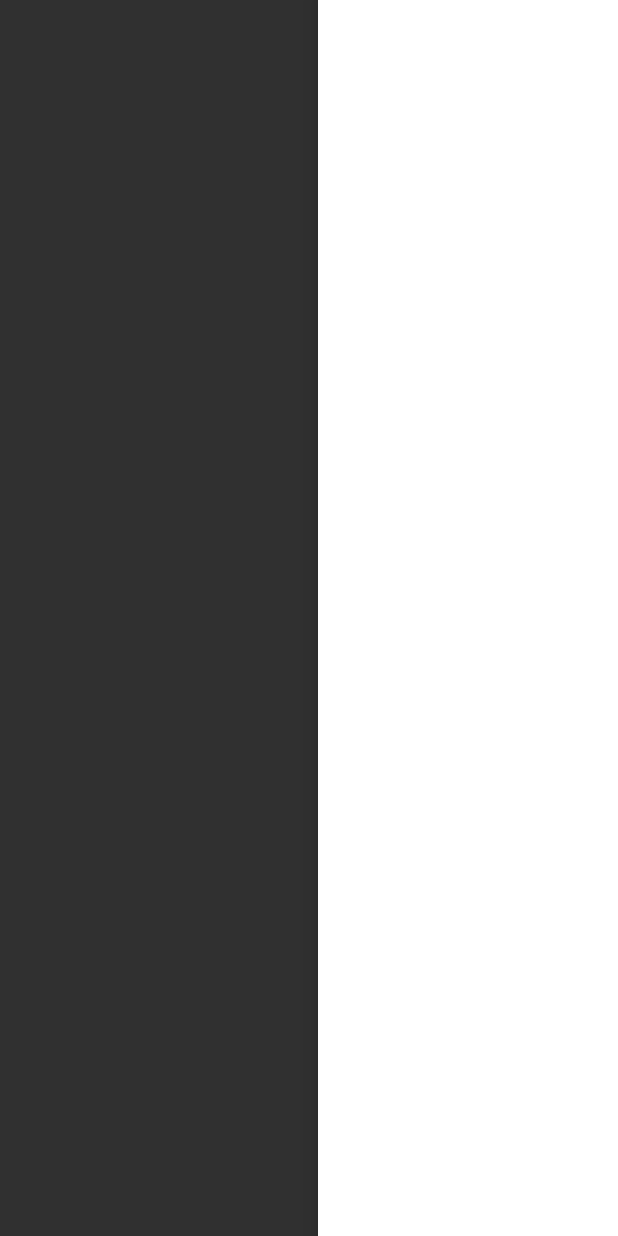
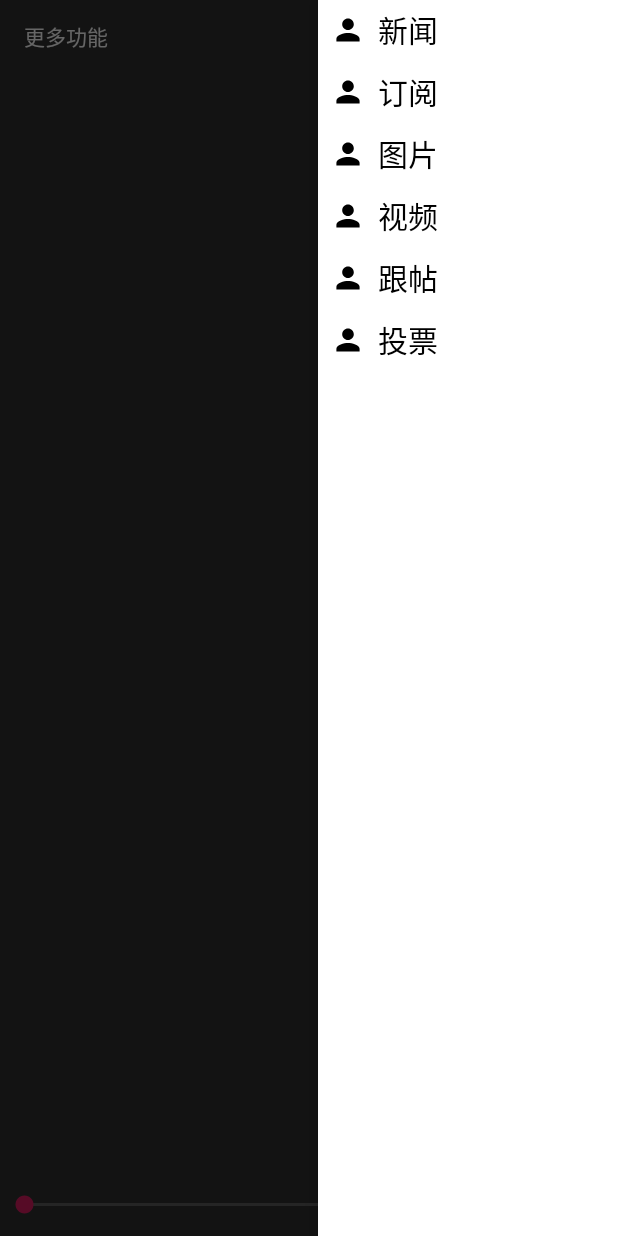
Before and after one commit to ACCEPT786/music_player, an Android app: the Right_drawer screen opened directly, with no data from a screen before it, with the side drawer open, on a phone screen of 412 x 824 dp. Run offline under Robolectric (Android 15) with nearby library versions, the phone set to English and light mode, and no system bars.

Commit message:
Drawer added

```diff
--- /dev/null
+++ b/app/src/main/java/com/example/music_player/Content_Utils/Content_Adapter.java
@@ -0,0 +1,69 @@
+package com.example.music_player.Content_Utils;
+
+import android.content.Context;
+import android.view.LayoutInflater;
+import android.view.View;
+import android.view.ViewGroup;
+import android.widget.BaseAdapter;
+import android.widget.ImageView;
+import android.widget.TextView;
+
+import com.example.music_player.R;
+import java.util.List;
+
+public class Content_Adapter extends BaseAdapter {
+    private Context context;
+    private List<Content_Model> list;
+
+    public Content_Adapter(Context context, List<Content_Model> list) {
+        super();
+        this.context = context;
+        this.list = list;
+    }
+
+    @Override
+    public int getCount() {
+        if (list != null) {
+            return list.size();
+        }
+        return 0;
+    }
+
+    @Override
+    public Object getItem(int position) {
+        if (list != null) {
+            return list.get(position);
+        }
+        return null;
+    }
+
+    @Override
+    public long getItemId(int position) {
+        return list.get(position).getId();
+    }
+
+    @Override
+    public View getView(int position, View convertView, ViewGroup parent) {
+        ViewHold hold;
+        if (convertView == null) {
+            hold = new ViewHold();
+            convertView = LayoutInflater.from(context).inflate(
+                    R.layout.right_menu_content, null);
+            convertView.setTag(hold);
+        } else {
+            hold = (ViewHold) convertView.getTag();
+        }
+
+        hold.imageView = convertView.findViewById(R.id.item_imageview);
+        hold.textView = convertView.findViewById(R.id.item_textview);
+
+        hold.imageView.setImageResource(list.get(position).getImageView());
+        hold.textView.setText(list.get(position).getText());
+        return convertView;
+    }
+
+    class ViewHold {
+        public ImageView imageView;
+        public TextView textView;
+    }
+}
--- /dev/null
+++ b/app/src/main/java/com/example/music_player/Content_Utils/Content_Model.java
@@ -0,0 +1,42 @@
+package com.example.music_player.Content_Utils;
+
+public class Content_Model {
+    private int imageView;
+    private String text;
+    private int id;
+
+
+    public int getId() {
+        return id;
+    }
+
+    public void setId(int id) {
+        this.id = id;
+    }
+
+    public Content_Model() {
+    }
+
+    public Content_Model(int imageView, String text, int id) {
+        this.imageView = imageView;
+        this.text = text;
+        this.id = id;
+    }
+
+    public int getImageView() {
+        return imageView;
+    }
+
+    public void setImageView(int imageView) {
+        this.imageView = imageView;
+    }
+
+    public String getText() {
+        return text;
+    }
+
+    public void setText(String text) {
+        this.text = text;
+    }
+
+}
--- a/app/src/main/java/com/example/music_player/Right_drawer.java
+++ b/app/src/main/java/com/example/music_player/Right_drawer.java
@@ -1,12 +1,44 @@
 package com.example.music_player;
 
 import android.os.Bundle;
+import android.view.Gravity;
+import android.widget.Button;
+import android.widget.ListView;
+import androidx.appcompat.app.AppCompatActivity;
+import androidx.drawerlayout.widget.DrawerLayout;
 
-import androidx.appcompat.app.AppCompatActivity;
+import com.example.music_player.Content_Utils.Content_Adapter;
+import com.example.music_player.Content_Utils.Content_Model;
+import java.util.ArrayList;
+import java.util.List;
 
 public class Right_drawer extends AppCompatActivity {
+    private List<Content_Model> mList = new ArrayList<>();
+    private ListView mListView;
+    private Button more;
+    private DrawerLayout  drawerLayout;
     protected void onCreate(Bundle savedInstanceState) {
         super.onCreate(savedInstanceState);
         setContentView(R.layout.mulit_menu);
+
+        drawerLayout = findViewById(R.id.DrawerLayout);
+        more = findViewById(R.id.more);
+        more.setOnClickListener(view ->
+                drawerLayout.openDrawer(Gravity.RIGHT));
+
+        initData();
+        mListView = findViewById(R.id.right_listview);
+        Content_Adapter adapter = new Content_Adapter(this,mList);
+        mListView.setAdapter(adapter);
     }
+
+    private void initData() {
+        mList.add(new Content_Model(R.drawable.user_icon, "新闻", 1));
+        mList.add(new Content_Model(R.drawable.user_icon, "订阅", 2));
+        mList.add(new Content_Model(R.drawable.user_icon, "图片", 3));
+        mList.add(new Content_Model(R.drawable.user_icon, "视频", 4));
+        mList.add(new Content_Model(R.drawable.user_icon, "跟帖", 5));
+        mList.add(new Content_Model(R.drawable.user_icon, "投票", 6));
+    }
+
 }
--- a/app/src/main/res/layout/mulit_menu.xml
+++ b/app/src/main/res/layout/mulit_menu.xml
@@ -1,13 +1,40 @@
 <?xml version="1.0" encoding="utf-8"?>
 <androidx.drawerlayout.widget.DrawerLayout
     xmlns:android="http://schemas.android.com/apk/res/android"
-    xmlns:tools="http://schemas.android.com/tools"
     android:layout_width="match_parent"
     android:layout_height="match_parent"
     android:id="@+id/DrawerLayout">
+    <LinearLayout
+        android:id="@+id/fragment_layout"
+        android:layout_width="match_parent"
+        android:layout_height="match_parent"
+        android:orientation="vertical">
+
+        <Button
+            android:id="@+id/more"
+            android:layout_width="wrap_content"
+            android:layout_height="wrap_content"
+            android:text="@string/more"
+            android:textColor="@color/colorWhite"
+            android:background="@color/transparent"/>
+
+        <ListView
+            android:id="@+id/listView_more"
+            android:layout_width="match_parent"
+            android:layout_height="0dp"
+            android:layout_weight="9">
+        </ListView>
+
+        <SeekBar
+            android:id="@+id/seek_more"
+            android:layout_width="match_parent"
+            android:layout_height="0dp"
+            android:layout_weight="0.5" />
+
+    </LinearLayout>
 
     <RelativeLayout
-        android:id="@+id/left"
+        android:id="@+id/right"
         android:layout_width="200dp"
         android:layout_height="match_parent"
         android:layout_gravity="end"
--- a/app/src/main/res/layout/right_menu_content.xml
+++ b/app/src/main/res/layout/right_menu_content.xml
@@ -1,15 +1,26 @@
 <?xml version="1.0" encoding="utf-8"?>
-<RelativeLayout
-    xmlns:android="http://schemas.android.com/apk/res/android"
+<LinearLayout xmlns:android="http://schemas.android.com/apk/res/android"
     android:layout_width="match_parent"
     android:layout_height="match_parent"
-    android:orientation="vertical">
+    android:orientation="horizontal"
+    android:paddingTop="20dp"
+    android:paddingBottom="20dp"
+    android:gravity="start">
+
+    <ImageView
+        android:id="@+id/item_imageview"
+        android:layout_width="40dp"
+        android:layout_height="40dp"
+        android:layout_gravity="center_vertical|start"
+        android:src="@drawable/shape_color"/>
 
     <TextView
-        android:id="@+id/tv_content"
+        android:id="@+id/item_textview"
         android:layout_width="wrap_content"
         android:layout_height="wrap_content"
-        android:layout_centerInParent="true"
-        android:textSize="25sp" />
+        android:layout_gravity="center_vertical|start"
+        android:text=""
+        android:textColor="@color/colorBlack"
+        android:textSize="20sp"/>
 
-</RelativeLayout>
+</LinearLayout>
--- a/app/src/main/res/values/strings.xml
+++ b/app/src/main/res/values/strings.xml
@@ -12,4 +12,5 @@
     <string name="next">下一首</string>
     <string name="previous">前一首</string>
     <string name="test">测试</string>
+    <string name="more">更多功能</string>
 </resources>
```
